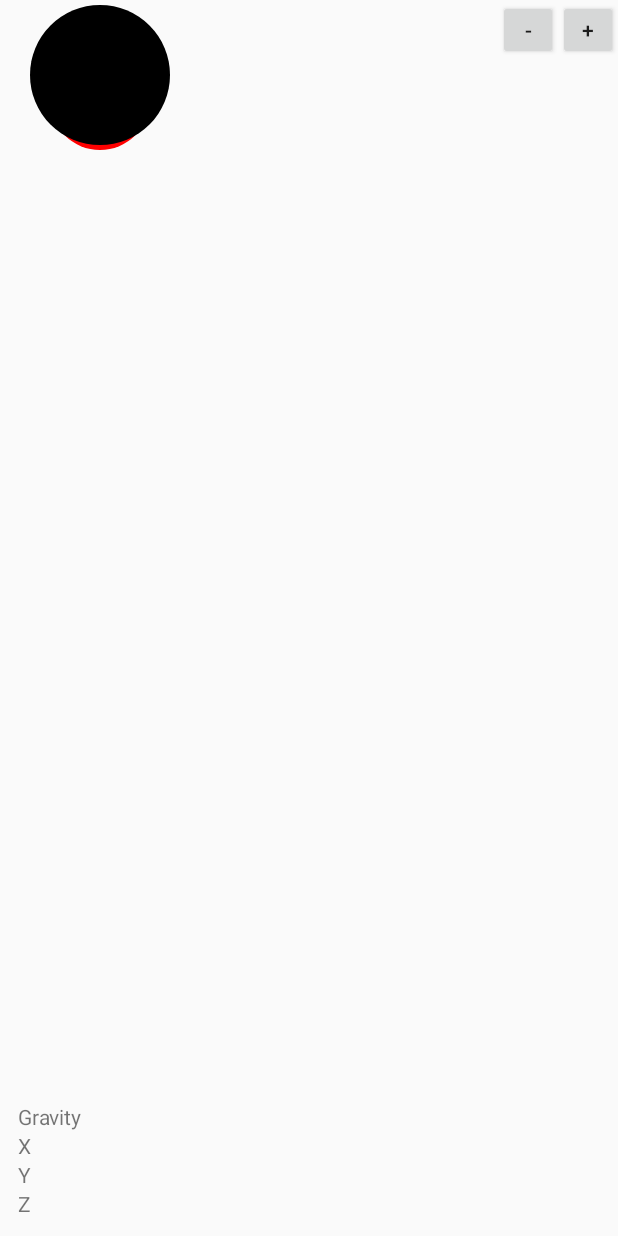
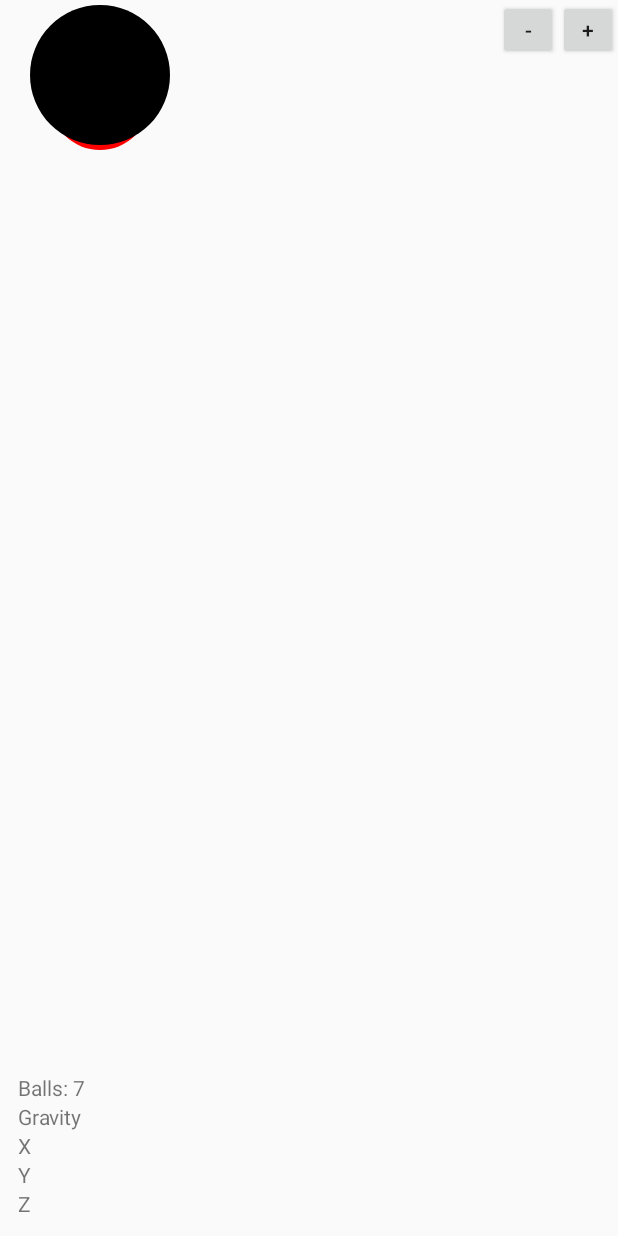
Before and after one commit to XabinCoffee/SensorApp, an Android app: the screen it shows after launch (MainActivity), on a phone screen of 412 x 824 dp. Run offline under Robolectric (Android 15) with nearby library versions, the phone set to English and light mode, and no system bars.

Commit message:
Long presses, no. of balls

```diff
--- a/app/src/main/java/rxabin/eu/sensorapp/MainActivity.java
+++ b/app/src/main/java/rxabin/eu/sensorapp/MainActivity.java
@@ -15,6 +15,7 @@ import android.util.AttributeSet;
 import android.view.View;
 import android.view.Window;
 import android.view.WindowManager;
+import android.widget.Button;
 import android.widget.LinearLayout;
 import android.widget.RelativeLayout;
 import android.widget.TextView;
@@ -30,7 +31,8 @@ public class MainActivity extends AppCompatActivity implements SensorEventListen
     private SensorManager senSensorManager;
     private Sensor senGyroscope;
     private List<Ball> balls = new ArrayList<>();
-    private TextView X_value, Y_value, Z_value;
+    private TextView X_value, Y_value, Z_value, numberOfBalls;
+    private Button add, remove;
 
     @Override
     protected void onCreate(Bundle savedInstanceState) {
@@ -41,6 +43,9 @@ public class MainActivity extends AppCompatActivity implements SensorEventListen
         X_value = findViewById(R.id.textX);
         Y_value = findViewById(R.id.textY);
         Z_value = findViewById(R.id.textZ);
+        numberOfBalls = findViewById(R.id.balls);
+        add = findViewById(R.id.add);
+        remove = findViewById(R.id.remove);
 
         if (Build.VERSION.SDK_INT >= Build.VERSION_CODES.LOLLIPOP) {
             Window window = getWindow();
@@ -62,6 +67,36 @@ public class MainActivity extends AppCompatActivity implements SensorEventListen
                 LinearLayout.LayoutParams.MATCH_PARENT));
 
         mLayout.addView(ballView);
+
+
+        numberOfBalls.setText("Balls: " + balls.size());
+
+        add.setOnLongClickListener(new View.OnLongClickListener() {
+            @Override
+            public boolean onLongClick(View v) {
+                int[] colors = {Color.BLACK, Color.BLUE, Color.RED, Color.DKGRAY, Color.CYAN, Color.MAGENTA, Color.YELLOW, Color.GREEN, Color.LTGRAY};
+
+                for (int i = 0; i<100; i++){
+                    int rnd = new Random().nextInt(colors.length);
+                    Random rn = new Random();
+                    int size = rn.nextInt(150) + 1;
+
+                    balls.add(new Ball(100,100,size,colors[rnd]));
+                    numberOfBalls.setText("Balls: " + balls.size());
+                }
+                return true;
+            }
+        });
+
+
+        remove.setOnLongClickListener(new View.OnLongClickListener() {
+            @Override
+            public boolean onLongClick(View v) {
+                balls.clear();
+                numberOfBalls.setText("no balls :V");
+                return true;
+            }
+        });
 
 
     }
@@ -108,6 +143,7 @@ public class MainActivity extends AppCompatActivity implements SensorEventListen
         int size = rn.nextInt(150) + 1;
 
         balls.add(new Ball(100,100,size,colors[rnd]));
+        numberOfBalls.setText("Balls: " + balls.size());
 
     }
 
@@ -115,6 +151,8 @@ public class MainActivity extends AppCompatActivity implements SensorEventListen
     public void removeBall(View v){
         if (!balls.isEmpty())
         balls.remove(balls.size()-1);
+
+        numberOfBalls.setText("Balls: " + balls.size());
     }
 
 
@@ -135,9 +173,11 @@ public class MainActivity extends AppCompatActivity implements SensorEventListen
             balls.add(new Ball(100,75, 20, Color.MAGENTA));
             balls.add(new Ball(100,75, 75, Color.GREEN));
             balls.add(new Ball(100,75, 60, Color.YELLOW));
-            balls.add(new Ball(100,75, 40, Color.DKGRAY));
+            balls.add(new Ball(100,75, 40, Color.GREEN));
             balls.add(new Ball(100,75, 140, Color.BLACK));
         }
+
+
         @Override
         protected void onDraw(Canvas canvas) {
             super.onDraw(canvas);
--- a/app/src/main/java/rxabin/eu/sensorapp/obj/Ball.java
+++ b/app/src/main/java/rxabin/eu/sensorapp/obj/Ball.java
@@ -126,4 +126,8 @@ public class Ball{
     public float getMultiplier(){
         return this.size / 30;
     }
+
+    public float getRadius(){
+        return this.size/2;
+    }
 }
--- a/app/src/main/res/layout/activity_main.xml
+++ b/app/src/main/res/layout/activity_main.xml
@@ -41,6 +41,13 @@
         android:layout_alignStart="@+id/textX"
         android:text="Gravity" />
 
+    <TextView
+        android:id="@+id/balls"
+        android:layout_width="wrap_content"
+        android:layout_height="wrap_content"
+        android:layout_above="@+id/gravity"
+        android:layout_alignStart="@+id/gravity"
+        android:text="Balls: " />
     <Button
         android:id="@+id/add"
         android:layout_width="wrap_content"
```
